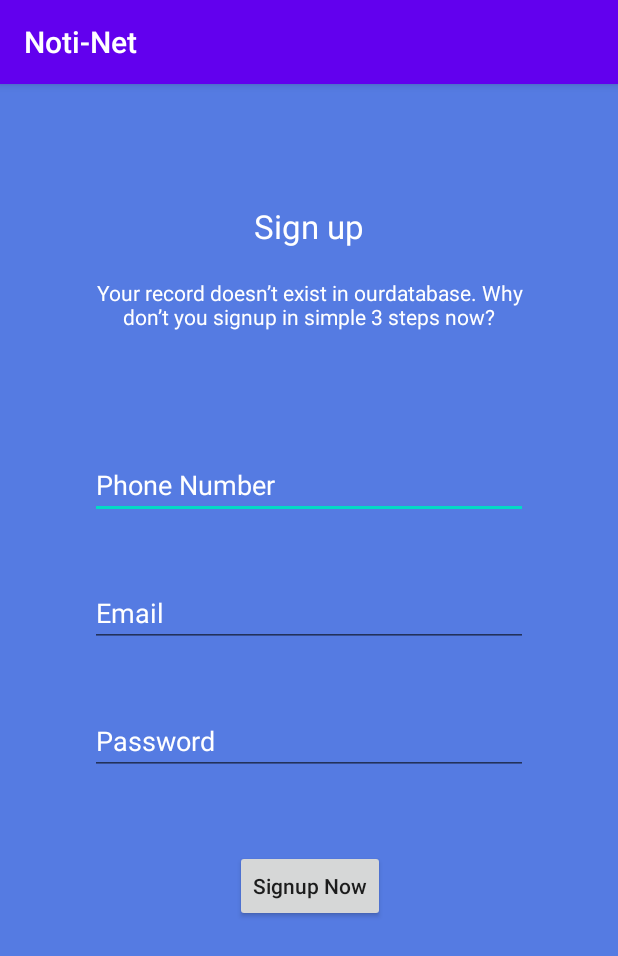
After one commit to AlexanderVerse/Noti-Net, an Android app: the SignUp screen opened directly, with no data from a screen before it, on a phone screen of 412 x 824 dp. The commit adds this screen. Shown: the top 956 px of the screen. Run offline under Robolectric (Android 15) with nearby library versions, the phone set to English and light mode, and no system bars.

Commit message:
Crear vista de registro de usuario

```diff
--- a/app/build.gradle
+++ b/app/build.gradle
@@ -6,7 +6,7 @@ android {
 
     defaultConfig {
         applicationId "com.example.noti_net"
-        minSdkVersion 29
+        minSdkVersion 25
         targetSdkVersion 29
         versionCode 1
         versionName "1.0"
--- a/app/src/main/AndroidManifest.xml
+++ b/app/src/main/AndroidManifest.xml
@@ -9,8 +9,14 @@
         android:roundIcon="@mipmap/ic_launcher_round"
         android:supportsRtl="true"
         android:theme="@style/AppTheme">
-        <activity android:name=".ListEvent"></activity>
-        <activity android:name=".Creationgroup"></activity>
+        <activity android:name=".SignIn"></activity>
+        <activity android:name=".SignUp">
+            <intent-filter>
+                <action android:name="android.intent.action.MAIN" />
+            </intent-filter>
+        </activity>
+        <activity android:name=".ListEvent" />
+        <activity android:name=".Creationgroup" />
         <activity android:name=".CreationEvent" />
         <activity android:name=".MainActivity">
             <intent-filter>
--- /dev/null
+++ b/app/src/main/java/com/example/noti_net/SignIn.java
@@ -0,0 +1,15 @@
+package com.example.noti_net;
+
+import androidx.appcompat.app.AppCompatActivity;
+
+import android.os.Bundle;
+
+public class SignIn extends AppCompatActivity {
+
+    @Override
+    protected void onCreate(Bundle savedInstanceState)
+    {
+        super.onCreate(savedInstanceState);
+        setContentView(R.layout.activity_sign_in);
+    }
+}
--- /dev/null
+++ b/app/src/main/java/com/example/noti_net/SignUp.java
@@ -0,0 +1,14 @@
+package com.example.noti_net;
+
+import androidx.appcompat.app.AppCompatActivity;
+
+import android.os.Bundle;
+
+public class SignUp extends AppCompatActivity {
+
+    @Override
+    protected void onCreate(Bundle savedInstanceState) {
+        super.onCreate(savedInstanceState);
+        setContentView(R.layout.activity_sign_up);
+    }
+}
--- /dev/null
+++ b/app/src/main/res/layout/activity_sign_in.xml
@@ -0,0 +1,9 @@
+<?xml version="1.0" encoding="utf-8"?>
+<androidx.constraintlayout.widget.ConstraintLayout xmlns:android="http://schemas.android.com/apk/res/android"
+    xmlns:app="http://schemas.android.com/apk/res-auto"
+    xmlns:tools="http://schemas.android.com/tools"
+    android:layout_width="match_parent"
+    android:layout_height="match_parent"
+    tools:context=".SignIn">
+
+</androidx.constraintlayout.widget.ConstraintLayout>
--- /dev/null
+++ b/app/src/main/res/layout/activity_sign_up.xml
@@ -0,0 +1,99 @@
+<?xml version="1.0" encoding="utf-8"?>
+<androidx.constraintlayout.widget.ConstraintLayout xmlns:android="http://schemas.android.com/apk/res/android"
+    xmlns:app="http://schemas.android.com/apk/res-auto"
+    xmlns:tools="http://schemas.android.com/tools"
+    android:layout_width="match_parent"
+    android:layout_height="match_parent"
+    android:background="@color/brackground"
+    tools:context=".SignUp">
+
+    <TextView
+        android:id="@+id/titleSignUp"
+        android:layout_width="wrap_content"
+        android:layout_height="wrap_content"
+        android:layout_marginTop="80dp"
+        android:text="@string/signUp"
+        android:textColor="#FFFFFF"
+        android:textSize="22sp"
+        app:layout_constraintEnd_toEndOf="parent"
+        app:layout_constraintStart_toStartOf="parent"
+        app:layout_constraintTop_toTopOf="parent" />
+
+    <TextView
+        android:id="@+id/recomendacionPassword"
+        android:layout_width="0dp"
+        android:layout_height="wrap_content"
+        android:layout_marginStart="60dp"
+        android:layout_marginTop="20dp"
+        android:layout_marginEnd="60dp"
+        android:text="@string/recommendationPassword"
+        android:textAlignment="center"
+        android:textColor="#FFFFFF"
+        app:layout_constraintEnd_toEndOf="parent"
+        app:layout_constraintStart_toStartOf="parent"
+        app:layout_constraintTop_toBottomOf="@+id/titleSignUp" />
+
+    <EditText
+        android:id="@+id/phoneNumber"
+        android:layout_width="0dp"
+        android:layout_height="wrap_content"
+        android:layout_marginStart="60dp"
+        android:layout_marginTop="80dp"
+        android:layout_marginEnd="60dp"
+        android:ems="10"
+        android:hint="@string/phoneNumber"
+        android:inputType="phone"
+        android:textColor="#FFFFFF"
+        android:textColorHighlight="#FFFFFF"
+        android:textColorHint="#FFFFFF"
+        android:textColorLink="#FFFFFF"
+        app:layout_constraintEnd_toEndOf="parent"
+        app:layout_constraintStart_toStartOf="parent"
+        app:layout_constraintTop_toBottomOf="@+id/recomendacionPassword" />
+
+    <EditText
+        android:id="@+id/email"
+        android:layout_width="0dp"
+        android:layout_height="wrap_content"
+        android:layout_marginStart="60dp"
+        android:layout_marginTop="40dp"
+        android:layout_marginEnd="60dp"
+        android:ems="10"
+        android:hint="@string/email"
+        android:inputType="textEmailAddress"
+        android:textColor="#FFFFFF"
+        android:textColorHint="#FFFFFF"
+        app:layout_constraintEnd_toEndOf="parent"
+        app:layout_constraintStart_toStartOf="parent"
+        app:layout_constraintTop_toBottomOf="@+id/phoneNumber" />
+
+    <EditText
+        android:id="@+id/password"
+        android:layout_width="0dp"
+        android:layout_height="wrap_content"
+        android:layout_marginStart="60dp"
+        android:layout_marginTop="40dp"
+        android:layout_marginEnd="60dp"
+        android:ems="10"
+        android:hint="@string/password"
+        android:inputType="textPassword"
+        android:textColor="#FFFFFF"
+        android:textColorHint="#FFFFFF"
+        app:layout_constraintEnd_toEndOf="parent"
+        app:layout_constraintHorizontal_bias="0.0"
+        app:layout_constraintStart_toStartOf="parent"
+        app:layout_constraintTop_toBottomOf="@+id/email" />
+
+    <Button
+        android:id="@+id/signUp"
+        android:layout_width="wrap_content"
+        android:layout_height="wrap_content"
+        android:layout_marginStart="162dp"
+        android:layout_marginTop="50dp"
+        android:layout_marginEnd="161dp"
+        android:text="@string/bottomSignUp"
+        android:textAllCaps="false"
+        app:layout_constraintEnd_toEndOf="parent"
+        app:layout_constraintStart_toStartOf="parent"
+        app:layout_constraintTop_toBottomOf="@+id/password" />
+</androidx.constraintlayout.widget.ConstraintLayout>
--- a/app/src/main/res/values/colors.xml
+++ b/app/src/main/res/values/colors.xml
@@ -3,4 +3,5 @@
     <color name="colorPrimary">#6200EE</color>
     <color name="colorPrimaryDark">#3700B3</color>
     <color name="colorAccent">#03DAC5</color>
+    <color name="brackground">#557BE2</color>
 </resources>
--- a/app/src/main/res/values/strings.xml
+++ b/app/src/main/res/values/strings.xml
@@ -6,4 +6,10 @@
     <string name="titleCreateGroup">Creación de grupo</string>
     <string name="work">Agrega tarea</string>
     <string name="assignWork">Asigna un usuario a la tarea</string>
+    <string name="signUp">Sign up</string>
+    <string name="recommendationPassword">Your record doesn’t exist in ourdatabase.  Why don’t you signup in simple 3 steps now?</string>
+    <string name="phoneNumber">Phone Number</string>
+    <string name="bottomSignUp">Signup Now</string>
+    <string name="email">Email</string>
+    <string name="password">Password</string>
 </resources>
--- a/app/src/main/res/values/styles.xml
+++ b/app/src/main/res/values/styles.xml
@@ -4,7 +4,7 @@
         <!-- Customize your theme here. -->
         <item name="colorPrimary">@color/colorPrimary</item>
         <item name="colorPrimaryDark">@color/colorPrimaryDark</item>
-        <item name="colorAccent">@color/colorAccent</item>
+        <item name="colorAccent">@color/colorAccent</item>+
     </style>
 
 </resources>
--- a/build.gradle
+++ b/build.gradle
@@ -5,7 +5,7 @@ buildscript {
         jcenter()
     }
     dependencies {
-        classpath 'com.android.tools.build:gradle:4.1.0'
+        classpath 'com.android.tools.build:gradle:4.1.1'
 
         // NOTE: Do not place your application dependencies here; they belong
         // in the individual module build.gradle files
```
